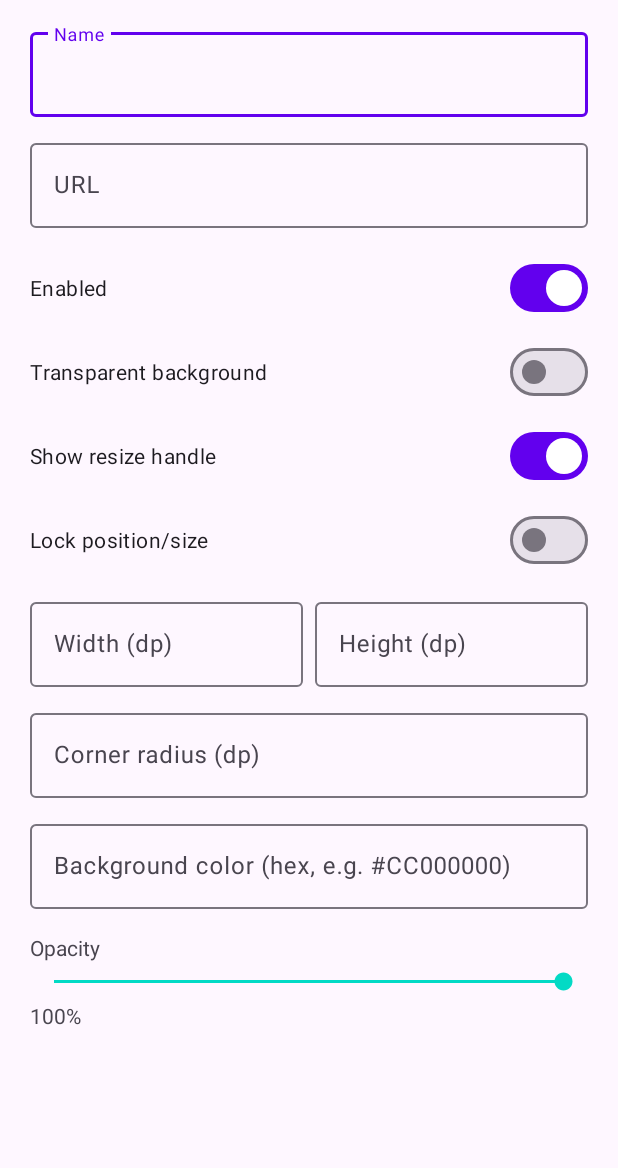
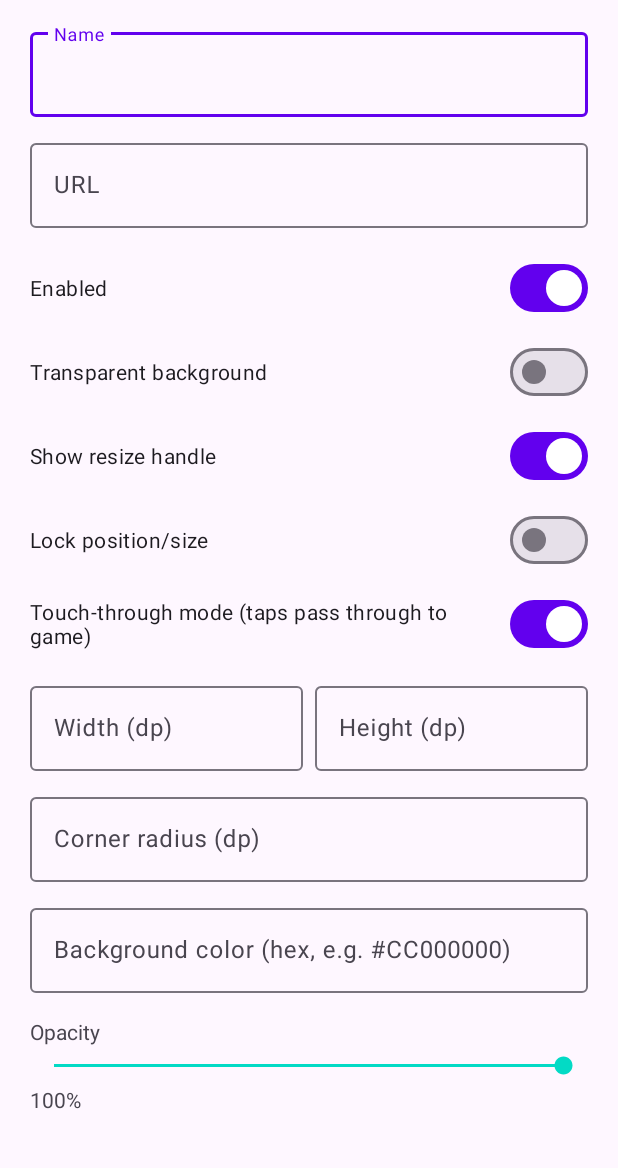
Before and after one commit to syazarilasyraf/float-app, an Android app: the layout dialog_overlay_edit.xml on its own in the app's theme, with its tools: preview values and no code run, on a phone screen of 412 x 824 dp, the part 67-1235 px from its top. Run offline under Robolectric (Android 15) with nearby library versions, the light colour scheme and no system bars.

Commit message:
Smaller resize handle, touch-through mode by default, lock prevents drag/resize

```diff
--- a/app/src/main/java/com/floatoverlay/app/ui/overlay/OverlayEditDialog.kt
+++ b/app/src/main/java/com/floatoverlay/app/ui/overlay/OverlayEditDialog.kt
@@ -25,6 +25,7 @@ object OverlayEditDialog {
         val transparentSwitch = view.findViewById<MaterialSwitch>(R.id.transparentBackgroundSwitch)
         val resizeHandleSwitch = view.findViewById<MaterialSwitch>(R.id.showResizeHandleSwitch)
         val lockSwitch = view.findViewById<MaterialSwitch>(R.id.lockOverlaySwitch)
+        val touchThroughSwitch = view.findViewById<MaterialSwitch>(R.id.touchThroughSwitch)
         val widthInput = view.findViewById<TextInputEditText>(R.id.widthInput)
         val heightInput = view.findViewById<TextInputEditText>(R.id.heightInput)
         val cornerRadiusInput = view.findViewById<TextInputEditText>(R.id.cornerRadiusInput)
@@ -39,6 +40,7 @@ object OverlayEditDialog {
             transparentSwitch.isChecked = it.transparentBackground
             resizeHandleSwitch.isChecked = it.showResizeHandle
             lockSwitch.isChecked = it.locked
+            touchThroughSwitch.isChecked = it.touchThrough
             widthInput.setText(it.widthDp.toString())
             heightInput.setText(it.heightDp.toString())
             cornerRadiusInput.setText(it.cornerRadiusDp.toString())
@@ -83,6 +85,7 @@ object OverlayEditDialog {
                     transparentBackground = transparentSwitch.isChecked,
                     showResizeHandle = resizeHandleSwitch.isChecked,
                     locked = lockSwitch.isChecked,
+                    touchThrough = touchThroughSwitch.isChecked,
                     widthDp = width,
                     heightDp = height,
                     cornerRadiusDp = radius,
@@ -96,6 +99,7 @@ object OverlayEditDialog {
                     transparentBackground = transparentSwitch.isChecked,
                     showResizeHandle = resizeHandleSwitch.isChecked,
                     locked = lockSwitch.isChecked,
+                    touchThrough = touchThroughSwitch.isChecked,
                     widthDp = width,
                     heightDp = height,
                     cornerRadiusDp = radius,
--- a/app/src/main/res/layout/dialog_overlay_edit.xml
+++ b/app/src/main/res/layout/dialog_overlay_edit.xml
@@ -73,6 +73,14 @@
             android:layout_height="wrap_content"
             android:layout_marginTop="8dp"
             android:text="Lock position/size" />
+
+        <com.google.android.material.materialswitch.MaterialSwitch
+            android:id="@+id/touchThroughSwitch"
+            android:layout_width="match_parent"
+            android:layout_height="wrap_content"
+            android:layout_marginTop="8dp"
+            android:checked="true"
+            android:text="Touch-through mode (taps pass through to game)" />
 
         <LinearLayout
             android:layout_width="match_parent"
```
Also changed, not shown: app/src/main/java/com/floatoverlay/app/FloatOverlayService.kt (+17 -5 lines), app/src/main/java/com/floatoverlay/app/model/OverlayConfig.kt (+5 -2 lines).
